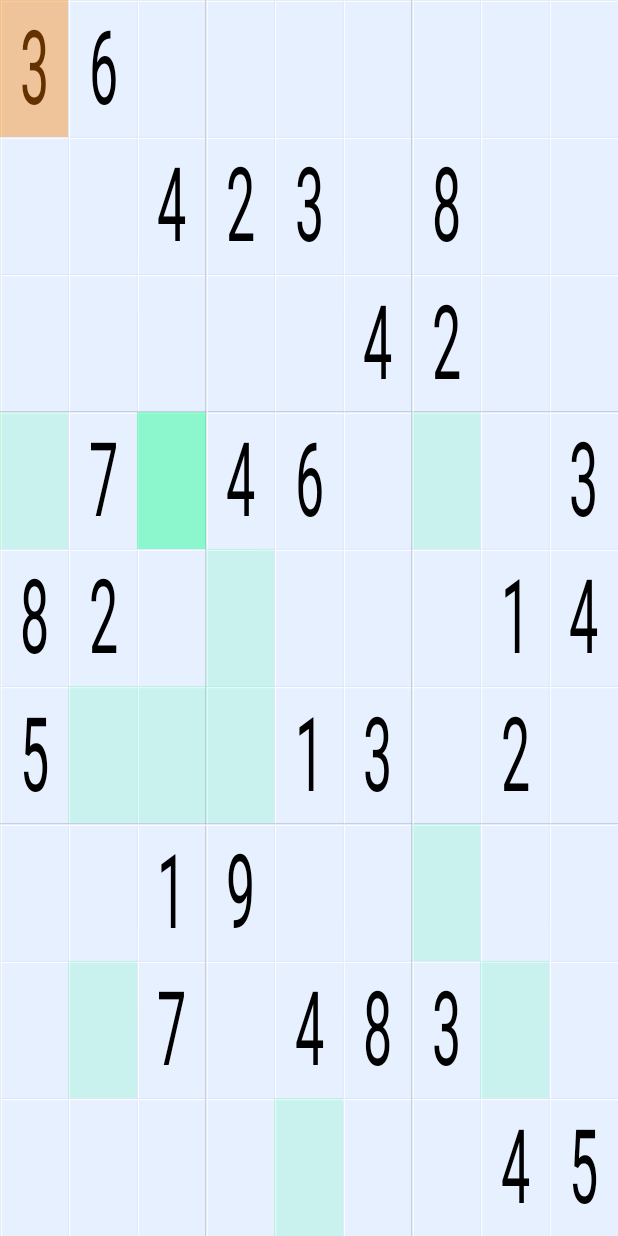
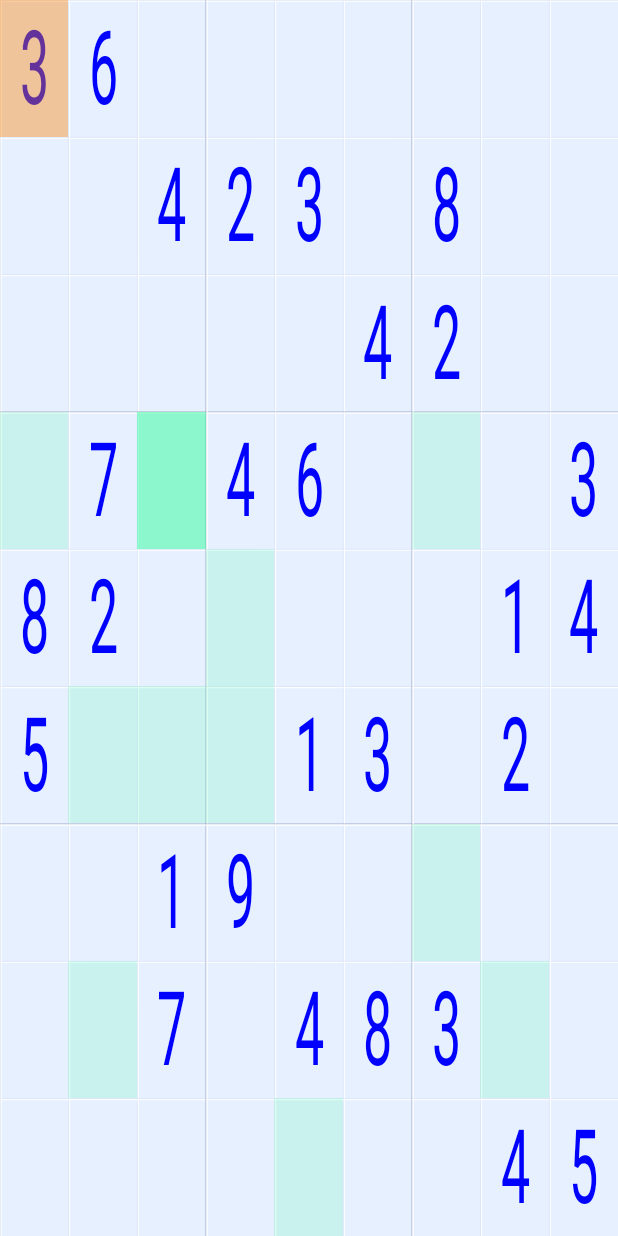
Before and after one commit to azjf/Sudoku, an Android app: the Game screen opened directly, with no data from a screen before it, on a phone screen of 412 x 824 dp. Run offline under Robolectric (Android 15) with nearby library versions, the phone set to English and light mode, and no system bars.

Commit message:
Draw numbers of original puzzle in blue

```diff
--- a/app/src/main/java/com/example/sudoku/Game.java
+++ b/app/src/main/java/com/example/sudoku/Game.java
@@ -17,6 +17,7 @@ public class Game extends Activity {
     public static final int DIFFICULTY_HARD = 2;
 
     private int puzzle[] = new int[9 * 9];
+    public int puzzleOrig[] = new int[9 * 9];
     private PuzzleView puzzleView;
 
     private final String easyPuzzle =
@@ -33,7 +34,9 @@ public class Game extends Activity {
                     "000720903090301080000000600";
 
     private static final String PREF_PUZZLE = "puzzle";
+    private static final String PREF_ORIG_DIFFICULTY = "puzzle_orig_difficulty";
     protected static final int DIFFICULTY_CONTINUE = -1;
+    private int origDiff;
 
     @Override
     protected void onCreate(Bundle savedInstanceState) {
@@ -42,6 +45,17 @@ public class Game extends Activity {
 
         int diff = getIntent().getIntExtra(KEY_DIFFICULTY, DIFFICULTY_EASY);
         puzzle = getPuzzle(diff);
+        origDiff = Integer.valueOf(
+                getPreferences(MODE_PRIVATE).getString(PREF_ORIG_DIFFICULTY, "-2")
+        );
+        //first time
+        if (origDiff == -2) origDiff = diff;
+        //new game
+        if (diff != DIFFICULTY_CONTINUE) origDiff = diff;
+        Log.d(TAG, "diff: " + diff + ", origDiff: " + origDiff);
+
+        puzzle = getPuzzle(diff);
+        puzzleOrig = getPuzzle(origDiff);
         calculateUsedTiles();
 
         puzzleView = new PuzzleView(this);
@@ -206,5 +220,8 @@ public class Game extends Activity {
         Music.stop(this);
         getPreferences(MODE_PRIVATE).edit().putString(PREF_PUZZLE,
                 toPuzzleString(puzzle)).commit();
+        getPreferences(MODE_PRIVATE).edit().putString(PREF_ORIG_DIFFICULTY,
+                String.valueOf(origDiff)).apply();
+
     }
 }
--- a/app/src/main/java/com/example/sudoku/PuzzleView.java
+++ b/app/src/main/java/com/example/sudoku/PuzzleView.java
@@ -35,6 +35,7 @@ public class PuzzleView extends View {
     private int selX;
     private int selY;
     private final Rect selRect = new Rect();
+
 
     @Override
     protected void onSizeChanged(int w, int h, int oldw, int oldh) {
@@ -89,9 +90,8 @@ public class PuzzleView extends View {
 
 
         Paint foregroud = new Paint(Paint.ANTI_ALIAS_FLAG);
-        foregroud.setColor(getResources().getColor(
-                R.color.puzzle_foreground
-        ));
+        int color = getResources().getColor(R.color.puzzle_foreground);
+        int colorOrig = getResources().getColor(R.color.puzzle_foreground_orig);
         foregroud.setStyle(Paint.Style.FILL);
         foregroud.setTextSize(height * 0.75f);
         foregroud.setTextScaleX(width / height);
@@ -103,6 +103,10 @@ public class PuzzleView extends View {
 
         for (int i=0; i<9; i++) {
             for (int j=0; j<9; j++) {
+                if (isOrigTile(i, j))
+                    foregroud.setColor(colorOrig);
+                else
+                    foregroud.setColor(color);
                 canvas.drawText(this.game.getTileString(i, j),
                         i * width + x, j * height + y, foregroud);
             }
@@ -240,4 +244,11 @@ public class PuzzleView extends View {
         super.onRestoreInstanceState(bundle.getParcelable(VIEW_STATE));
         return;
     }
+
+    private boolean isOrigTile(int x, int y) {
+        if (game.puzzleOrig[y * 9 + x] != 0)
+            return true;
+        else
+            return false;
+    }
 }
--- a/app/src/main/res/values/colors.xml
+++ b/app/src/main/res/values/colors.xml
@@ -11,6 +11,7 @@
     <color name="puzzle_light">#64C6D4EF</color>
     <color name="puzzle_dark">#6456648F</color>
     <color name="puzzle_foreground">#FF000000</color>
+    <color name="puzzle_foreground_orig">#FF0000FF</color>
     <color name="puzzle_hint_0">#64FF0000</color>
     <color name="puzzle_hint_1">#6400FF80</color>
     <color name="puzzle_hint_2">#2000FF80</color>
```
